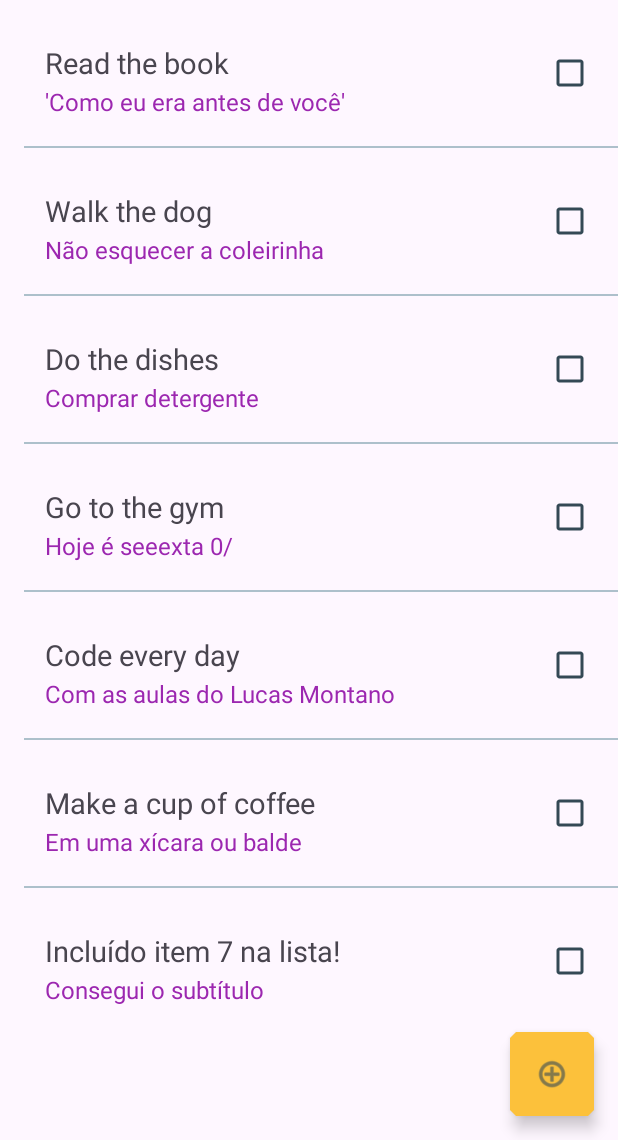
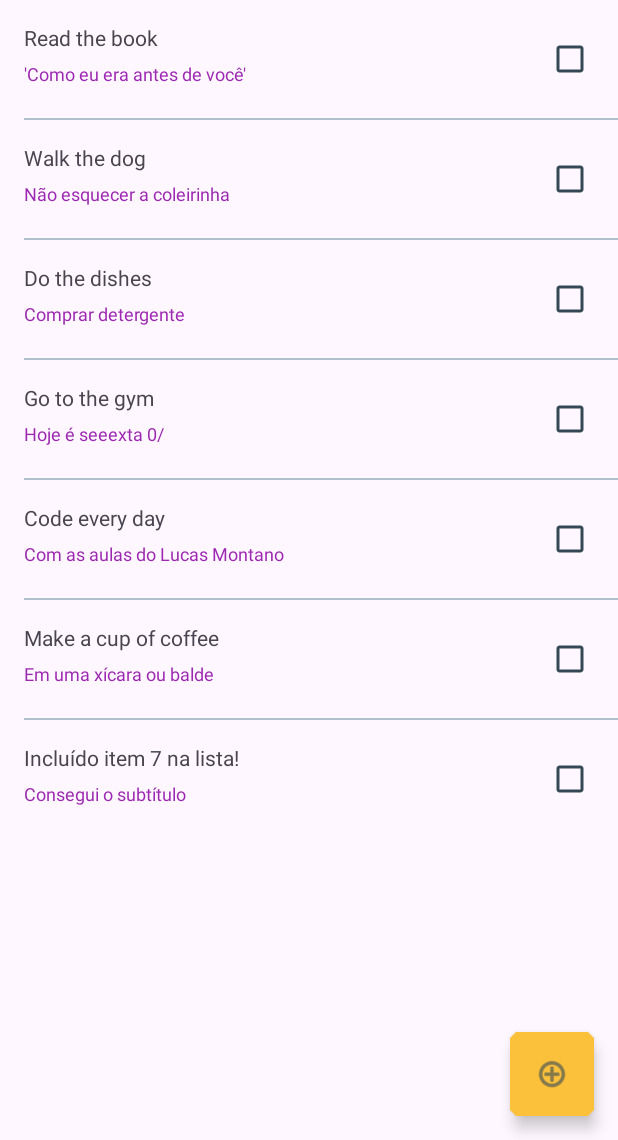
Before and after one commit to DanieleStein/MundoMobile, an Android app: the screen it shows after launch (MainActivity), on a phone screen of 412 x 824 dp, the part 96-1236 px from its top. Run offline under Robolectric (Android 15) with nearby library versions, the phone set to English and light mode, and no system bars; our stand-ins replace navigation-ui.

```diff
--- a/app/build.gradle
+++ b/app/build.gradle
@@ -38,7 +38,7 @@ dependencies {
 
     implementation 'androidx.core:core-ktx:1.8.0'
     implementation 'androidx.appcompat:appcompat:1.5.0'
-    implementation 'com.google.android.material:material:1.6.1'
+    implementation 'com.google.android.material:material:1.6.1' //Ficam as configurações de layout
     implementation 'androidx.constraintlayout:constraintlayout:2.1.4'
     implementation 'androidx.navigation:navigation-fragment-ktx:2.5.1'
     implementation 'androidx.navigation:navigation-ui-ktx:2.5.1'
--- a/app/src/main/java/com/lucasmontano/carreiranomundomobile/collections/HabitListAdapter.kt
+++ b/app/src/main/java/com/lucasmontano/carreiranomundomobile/collections/HabitListAdapter.kt
@@ -44,7 +44,7 @@ class HabitListAdapter : RecyclerView.Adapter<HabitListAdapter.ViewHolder>() {
 
     fun bind(habit: HabitItem) {
       binding.titleTextView.text = habit.title
-      binding.subtitle.text = habit.subtitle
+      binding.subtitleTextView.text = habit.subtitle
       binding.completeCheckBox.isChecked = habit.isCompleted
     }
   }
--- a/app/src/main/java/com/lucasmontano/carreiranomundomobile/collections/HabitListFragment.kt
+++ b/app/src/main/java/com/lucasmontano/carreiranomundomobile/collections/HabitListFragment.kt
@@ -43,32 +43,32 @@ class HabitListFragment : Fragment() {
     binding.habitRecyclerView.adapter = adapter //Conectar o adapter no RecyclerView
 
     // Adding decorations to our recycler view
-    addingDividerDecoration()
+    addingDividerDecoration() //Adicionando o tipo de layout que quero de espaçamento entre os itens da lista
 
     // Updating the list of habits (Fornecendo nossa lista de hábitos para o adapter em uma função chamada updateHabits
     adapter.updateHabits(MockHabits.habitItemList)
   }
 
-  private fun addingDividerDecoration() {
+  private fun addingDividerDecoration() { //Função para implementar as linhas divisórias de tarefas do app
     // Adding Line between items with MaterialDividerItemDecoration
-    val divider = MaterialDividerItemDecoration(requireContext(), LinearLayoutManager.VERTICAL)
+    val divider = MaterialDividerItemDecoration(requireContext(), LinearLayoutManager.VERTICAL) //Instancia do MaterialDividerItemDecoration, passando o contexto(requireContext()) e organização da lista(LinearLayoutManager.VERTICAL)
 
     // Removing the line at the end of the list
-    divider.isLastItemDecorated = false
+    divider.isLastItemDecorated = false //Remove a ultíma linha
 
     val resources = requireContext().resources
 
     // Adding start spacing
-    divider.dividerInsetStart = resources.getDimensionPixelSize(R.dimen.horizontal_margin)
+    divider.dividerInsetStart = resources.getDimensionPixelSize(R.dimen.horizontal_margin) //Onde inicia essa linha divisória, tem uma margem de 16dp
 
     // Defining size of the line
-    divider.dividerThickness = resources.getDimensionPixelSize(R.dimen.divider_height)
-    divider.dividerColor = ContextCompat.getColor(requireContext(), R.color.primary_200)
+    divider.dividerThickness = resources.getDimensionPixelSize(R.dimen.divider_height) //Grossura da linha
+    divider.dividerColor = ContextCompat.getColor(requireContext(), R.color.primary_200) //Cor da linha
 
-    binding.habitRecyclerView.addItemDecoration(divider)
+    binding.habitRecyclerView.addItemDecoration(divider) //adidiconando o divider no Recycler View
   }
 
-  private fun addingDividerSpace() {
+  private fun addingDividerSpace() { //metodo para caso só quiser deixar um espaçamento entre os ContraintLayouts, sem a linha(esse metodo pode ser usado quando queremos colocar uma imagem embaixo da outra, e ter um espaçamento)
     binding.habitRecyclerView.addItemDecoration(HabitListItemDecoration(requireContext()))
   }
 
--- a/app/src/main/java/com/lucasmontano/carreiranomundomobile/collections/HabitListItemDecoration.kt
+++ b/app/src/main/java/com/lucasmontano/carreiranomundomobile/collections/HabitListItemDecoration.kt
@@ -9,11 +9,11 @@ import com.lucasmontano.carreiranomundomobile.R
 /**
  * Item Decoration to add space between items in the recycler view.
  */
-class HabitListItemDecoration(context: Context) : RecyclerView.ItemDecoration() {
+class HabitListItemDecoration(context: Context) : RecyclerView.ItemDecoration() { //Criada uma classe de HabitListItemDecoration que extend de RecyclerView.ItemDecoration()
 
   private val space = context.resources.getDimensionPixelSize(R.dimen.simple_margin)
 
-  override fun getItemOffsets(
+  override fun getItemOffsets( //sobrescrita de metodo configurando todos os espaçamento para 8dp
     outRect: Rect, view: View, parent: RecyclerView,
     state: RecyclerView.State
   ) {
--- a/app/src/main/res/layout/habit_item.xml
+++ b/app/src/main/res/layout/habit_item.xml
@@ -9,33 +9,29 @@
 
   <TextView
     android:id="@+id/titleTextView"
-    android:layout_width="234dp"
-    android:layout_height="28dp"
-    android:layout_marginStart="30dp"
+    android:layout_width="0dp"
+    android:layout_height="wrap_content"
+    android:layout_marginStart="16dp"
     android:layout_marginEnd="8dp"
-    android:textSize="19dp"
-    app:layout_constraintBottom_toBottomOf="parent"
+    android:textSize="14dp"
     app:layout_constraintEnd_toStartOf="@+id/completeCheckBox"
-    app:layout_constraintHorizontal_bias="0.0"
     app:layout_constraintStart_toStartOf="parent"
     app:layout_constraintTop_toTopOf="parent"
-    app:layout_constraintVertical_bias="0.348"
     tools:text="Read a book" />
 
   <TextView
-    android:id="@+id/subtitle"
-    android:layout_width="253dp"
-    android:layout_height="25dp"
-    android:layout_marginStart="30dp"
+    android:id="@+id/subtitleTextView"
+    android:layout_width="0dp"
+    android:layout_height="wrap_content"
+    android:layout_marginStart="16dp"
+    android:layout_marginEnd="8dp"
     android:text="Testando"
     android:textColor="@color/fucsia"
-    android:textSize="16dp"
+    android:textSize="12dp"
     app:layout_constraintBottom_toBottomOf="parent"
     app:layout_constraintEnd_toStartOf="@+id/completeCheckBox"
-    app:layout_constraintHorizontal_bias="0.0"
     app:layout_constraintStart_toStartOf="parent"
-    app:layout_constraintTop_toBottomOf="@+id/titleTextView"
-    app:layout_constraintVertical_bias="0.0" />
+    app:layout_constraintTop_toBottomOf="@+id/titleTextView" />
 
   <CheckBox
     android:id="@+id/completeCheckBox"
```
